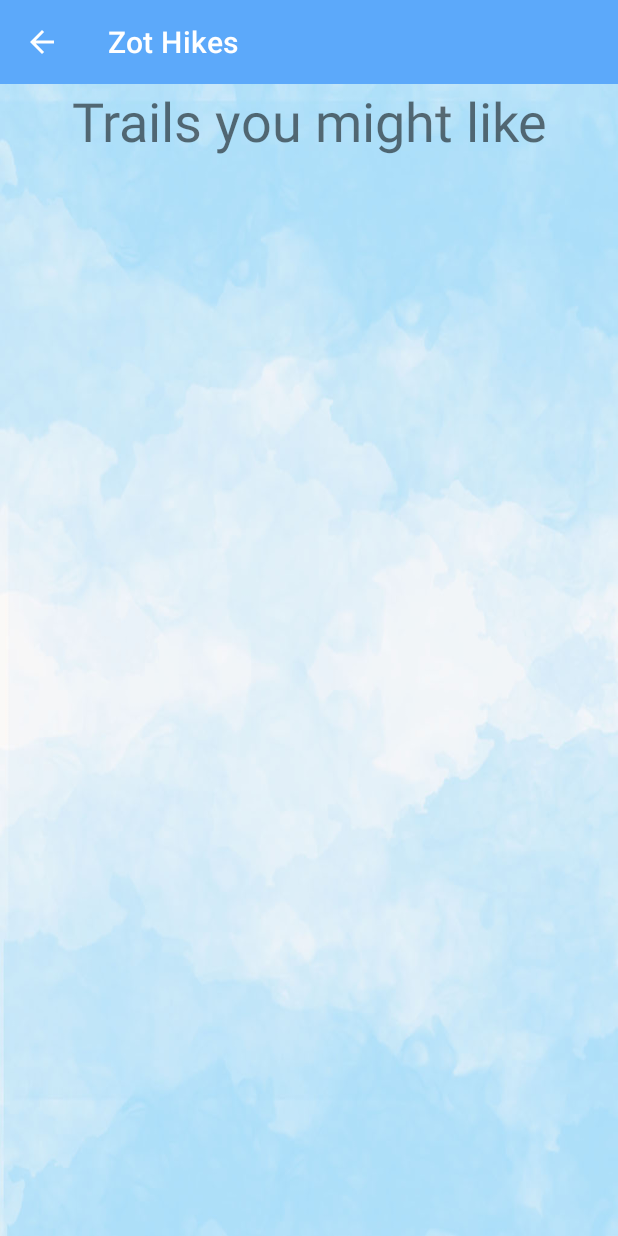
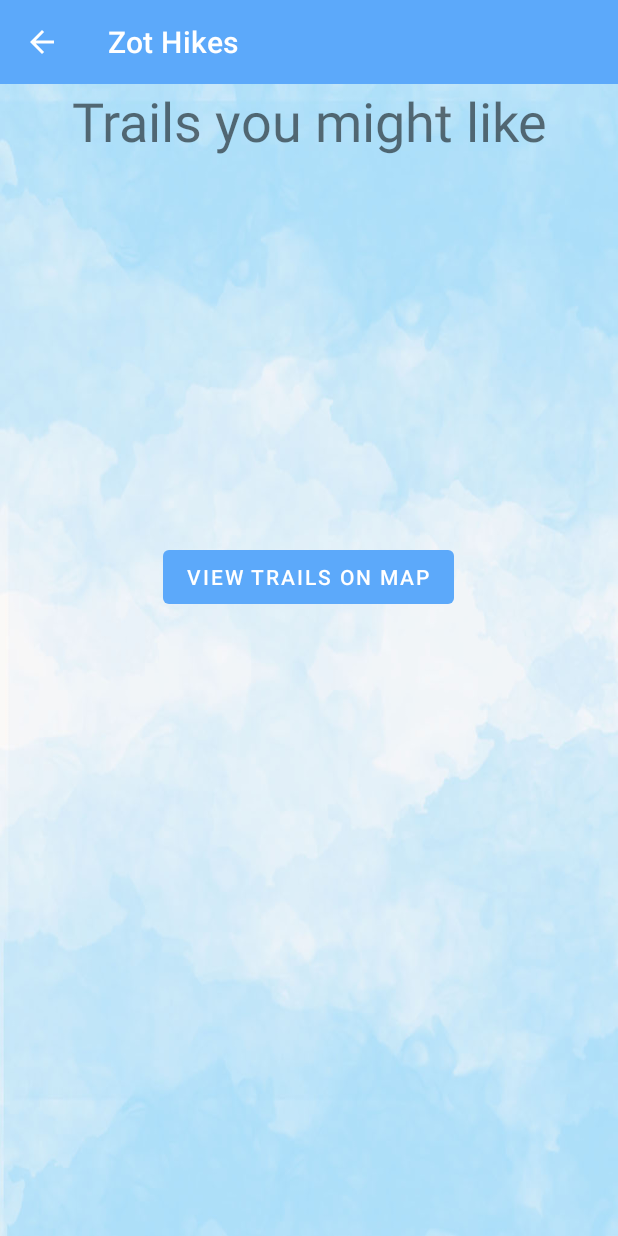
Before and after one commit to allanwu12321/zothikes, an Android app: the RecommendationPage screen opened directly, with no data from a screen before it, on a phone screen of 412 x 824 dp. Run offline under Robolectric (Android 15) with nearby library versions, the phone set to English and light mode, and no system bars.

Commit message:
added view on maps button

```diff
--- a/app/src/main/java/com/example/zothikes/RecommendationPage.kt
+++ b/app/src/main/java/com/example/zothikes/RecommendationPage.kt
@@ -1,7 +1,8 @@
 package com.example.zothikes
 
+import android.content.Intent
 import android.os.Bundle
-import android.util.Log
+import android.widget.Button
 import android.widget.TextView
 import androidx.appcompat.app.AppCompatActivity
 
@@ -17,5 +18,12 @@ class RecommendationPage : AppCompatActivity() {
 
         //because 5 trails
 
+        findViewById<Button>(R.id.view_on_map_button).setOnClickListener{
+            val intent = Intent(this, NearbyMap::class.java).apply{
+
+            }
+            startActivity(intent)
+        }
+
     }
 }
--- a/app/src/main/res/layout/activity_recommendation_page.xml
+++ b/app/src/main/res/layout/activity_recommendation_page.xml
@@ -62,4 +62,11 @@
         android:textAlignment="center"
         android:textSize="20sp" />
 
+    <Button
+        android:id="@+id/view_on_map_button"
+        android:layout_width="wrap_content"
+        android:layout_height="wrap_content"
+        android:layout_gravity="center_horizontal"
+        android:text="@string/view_trails_on_map" />
+
 </LinearLayout>
--- a/app/src/main/res/values/strings.xml
+++ b/app/src/main/res/values/strings.xml
@@ -36,4 +36,5 @@
     <string name="welcome_to_zothikes">Welcome to Zot Hikes</string>
     <string name="to_get_started_please_login_with_your_google_account">To get started, please login with your Google Account:</string>
     <string name="trails_you_might_like">Trails you might like</string>
+    <string name="view_trails_on_map">View trails on map</string>
 </resources>
```
